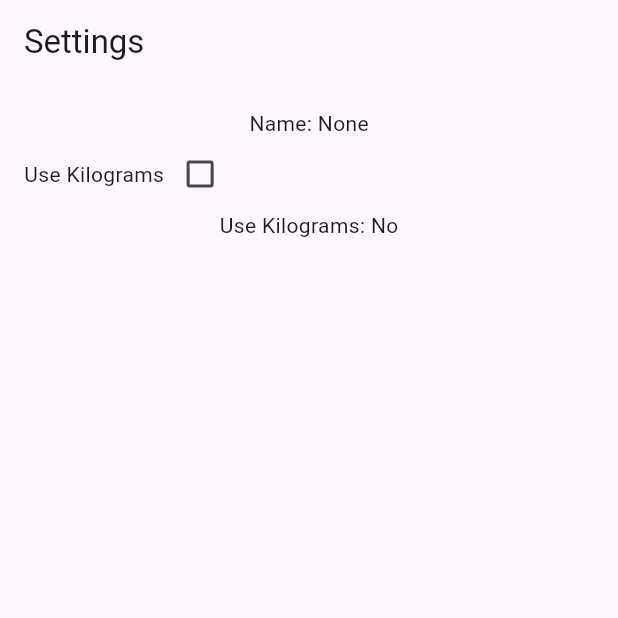
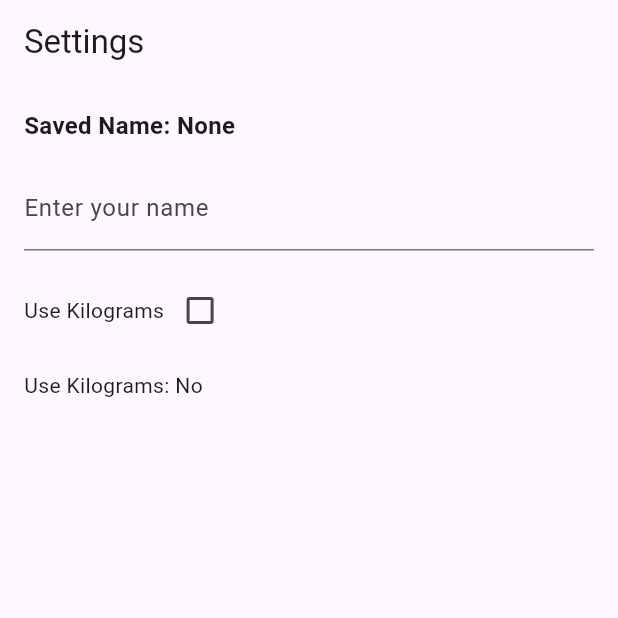
Before and after one commit to MelidoB/Gym-Tracker, a Flutter app: the screen it shows after launch, on a phone screen of 412 x 824 dp, the top half of it. Run offline on Flutter 3.47's test engine with Material 3 defaults, Android fonts, the phone set to English and light mode, and no system bars; our stand-ins replace shared_preferences.

```diff
--- a/gym_tracker/lib/screens/settings_screen.dart
+++ b/gym_tracker/lib/screens/settings_screen.dart
@@ -13,6 +13,7 @@ class SettingsScreen extends StatefulWidget {
 class _SettingsScreenState extends State<SettingsScreen> {
   late LocalStorageService _localStorageService;
   UserPreferences _userPreferences = UserPreferences();
+  late TextEditingController _nameController;
 
   @override
   void didChangeDependencies() {
@@ -22,16 +23,15 @@ class _SettingsScreenState extends State<SettingsScreen> {
   }
 
   Future<void> _loadUserPreferences() async {
-    final name = await _localStorageService.getPreferences('name') as
-String?;
-    final useKg = await _localStorageService.getPreferences('useKg') as
-bool?;
+    final name = await _localStorageService.getPreferences('name') as String?;
+    final useKg = await _localStorageService.getPreferences('useKg') as bool?;
 
     setState(() {
       _userPreferences = UserPreferences(
         name: name ?? '',
         useKg: useKg ?? false,
       );
+      _nameController = TextEditingController(text: _userPreferences.name);
     });
   }
 
@@ -39,6 +39,13 @@ bool?;
     await _localStorageService.setPreferences('useKg', value);
     setState(() {
       _userPreferences.useKg = value;
+    });
+  }
+
+  Future<void> _saveName(String value) async {
+    await _localStorageService.setPreferences('name', value);
+    setState(() {
+      _userPreferences.name = value;
     });
   }
 
@@ -51,9 +58,20 @@ bool?;
       body: Padding(
         padding: EdgeInsets.all(16.0),
         child: Column(
+          crossAxisAlignment: CrossAxisAlignment.start,
           children: [
-            Text('Name: ${_userPreferences.name == '' ? 'None' :
-_userPreferences.name}'),
+          Text('Saved Name: ${_userPreferences.name == null || _userPreferences.name!.isEmpty ? 'None' : _userPreferences.name}',
+              style: TextStyle(fontSize: 16, fontWeight: FontWeight.bold)),
+
+            SizedBox(height: 16),
+            TextField(
+              controller: _nameController,
+              decoration: InputDecoration(labelText: 'Enter your name'),
+              onChanged: (value) {
+                _saveName(value);
+              },
+            ),
+            SizedBox(height: 16),
             Row(
               children: [
                 Text('Use Kilograms'),
@@ -67,8 +85,8 @@ _userPreferences.name}'),
                 ),
               ],
             ),
-            Text('Use Kilograms: ${_userPreferences.useKg ? 'Yes' :
-'No'}'),
+            SizedBox(height: 16),
+            Text('Use Kilograms: ${_userPreferences.useKg ? 'Yes' : 'No'}'),
           ],
         ),
       ),
--- a/gym_tracker/lib/services/local_storage_service.dart
+++ b/gym_tracker/lib/services/local_storage_service.dart
@@ -9,10 +9,12 @@ class LocalStorageService {
       await prefs.setBool(key, value);
     } else if (value is String) {
       await prefs.setString(key, value);
+    } else if (value is int) {
+        await prefs.setInt(key, value);
     }
   }
 
-  Future<dynamic?> getPreferences(String key) async {
+  Future<dynamic> getPreferences(String key) async {
     final prefs = await _prefs;
     return prefs.get(key);
   }
--- a/gym_tracker/pubspec.yaml
+++ b/gym_tracker/pubspec.yaml
@@ -36,7 +36,7 @@ dependencies:
   cupertino_icons: ^1.0.8
   provider: 6.1.2
   shared_preferences: 2.5.2 # Or the latest version
-
+  intl: 0.20.2 # For date formatting
 
 dev_dependencies:
   flutter_test:
```
Also changed, not shown: gym_tracker/lib/models/weather.dart (added, +23 -0 lines), gym_tracker/lib/models/workout.dart (added, +42 -0 lines), gym_tracker/pubspec.lock.
